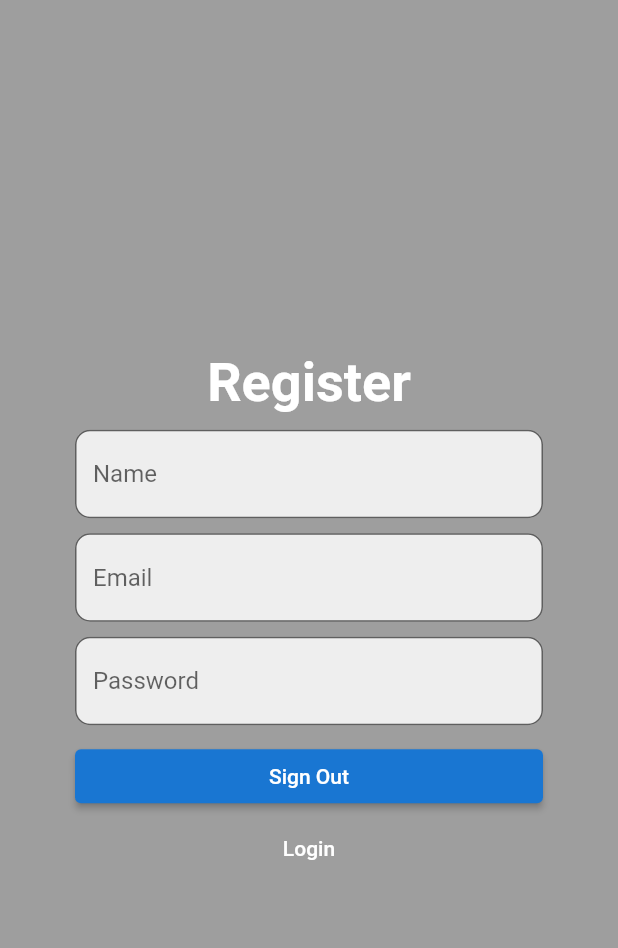
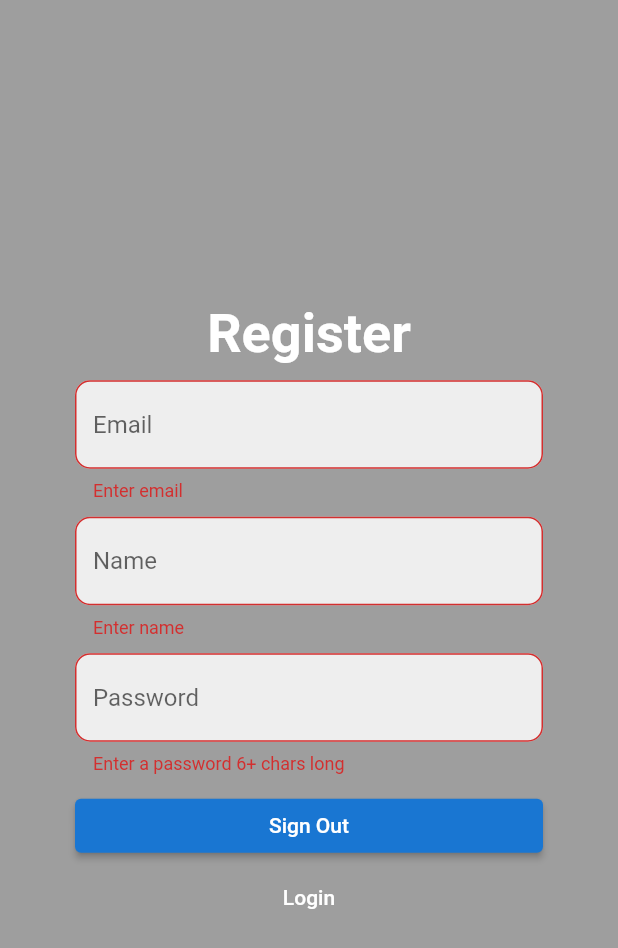
Before and after one commit to Hacikes/mobileappDiplom, a Flutter app: the SignUp screen opened directly with empty values, after a tap on "Sign Out", on a phone screen of 412 x 824 dp. Shown: the top 948 px of the screen. Run offline on Flutter 3.47's test engine with Material 2 defaults, Android fonts, the phone set to English and light mode, and no system bars; our stand-ins replace cookie_jar.

Commit message:
Сделал экраны и функционал регистрации и авторизации. Надо добавить экран забыл пароль и соотв функционал и переход на домашний экран, после того, как ты авторизован

```diff
--- a/lib/screen/auth/sign_up.dart
+++ b/lib/screen/auth/sign_up.dart
@@ -4,10 +4,7 @@ import 'package:flutter/material.dart';
 import 'package:http/http.dart' as http;
 import 'dart:convert';
 import 'package:cookie_jar/cookie_jar.dart';
-
-// Глобальные переменные куки и user id для пользователя задаются тут
-String? cookieValue;
-int? userid;
+import 'package:mobile_app_diplom/services/sign_up.dart';
 
 class SignUp extends StatefulWidget {
   const SignUp({Key? key, required this.toggleView}) : super(key: key);
@@ -20,9 +17,11 @@ class SignUp extends StatefulWidget {
 
 class _SignUpState extends State<SignUp> {
 
+  final _formKey = GlobalKey<FormState>();
+
   // Вводимые при регистрации поля
+  String email = '';
   String username = '';
-  String email = '';
   String password = '';
 
   @override
@@ -32,6 +31,7 @@ class _SignUpState extends State<SignUp> {
       body: Container(
         padding: EdgeInsets.symmetric(vertical: 20.0, horizontal: 50.0),
         child: Form(
+          key: _formKey,
           child: Column(
             mainAxisAlignment: MainAxisAlignment.center,
             crossAxisAlignment: CrossAxisAlignment.stretch,
@@ -47,7 +47,29 @@ class _SignUpState extends State<SignUp> {
                 textAlign: TextAlign.center,
               ),
               SizedBox(height: 10.0,),
-              TextField(
+              TextFormField(
+                onChanged: (value) {
+                  setState(() {
+                    email = value;
+                  });
+                },
+                decoration: InputDecoration(
+                  border: OutlineInputBorder(
+                    borderSide: BorderSide(color: Colors.blue),
+                    borderRadius: BorderRadius.circular(10),
+                  ),
+                  focusedBorder: OutlineInputBorder(
+                    borderSide: BorderSide(color: Colors.blue),
+                    borderRadius: BorderRadius.circular(10),
+                  ),
+                  hintText: 'Email',
+                  filled: true,
+                  fillColor: Colors.grey[200],
+                ),
+                validator: (val) => val!.isEmpty ? 'Enter email': null,
+              ),
+              SizedBox(height: 10.0,),
+              TextFormField(
                 onChanged: (value) {
                   setState(() {
                     username = value;
@@ -66,30 +88,10 @@ class _SignUpState extends State<SignUp> {
                   filled: true,
                   fillColor: Colors.grey[200],
                 ),
+                validator: (val) => val!.isEmpty ? 'Enter name': null,
               ),
               SizedBox(height: 10.0,),
-              TextField(
-                onChanged: (value) {
-                  setState(() {
-                    email = value;
-                  });
-                },
-                decoration: InputDecoration(
-                  border: OutlineInputBorder(
-                    borderSide: BorderSide(color: Colors.blue),
-                    borderRadius: BorderRadius.circular(10),
-                  ),
-                  focusedBorder: OutlineInputBorder(
-                    borderSide: BorderSide(color: Colors.blue),
-                    borderRadius: BorderRadius.circular(10),
-                  ),
-                  hintText: 'Email',
-                  filled: true,
-                  fillColor: Colors.grey[200],
-                ),
-              ),
-              SizedBox(height: 10.0,),
-              TextField(
+              TextFormField(
                 onChanged: (value) {
                   setState(() {
                     password = value;
@@ -108,13 +110,18 @@ class _SignUpState extends State<SignUp> {
                   filled: true,
                   fillColor: Colors.grey[200],
                 ),
+                validator: (val) => val!.length < 6 ? 'Enter a password 6+ chars long': null,
               ),
               SizedBox(height: 10.0),
               ElevatedButton(
                 onPressed: () async {
-                  print(username);
-                  print(email);
-                  print(password);
+                  if(_formKey.currentState!.validate()){
+                    print(username);
+                    print(email);
+                    print(password);
+                    final signInService = SingUpService();
+                    await signInService.signIn(email, username, password);
+                  };
                 },
                 style: ElevatedButton.styleFrom(
                     backgroundColor: Colors.blue[700]
--- a/lib/services/sign_up.dart
+++ b/lib/services/sign_up.dart
@@ -0,0 +1,33 @@
+import 'package:flutter/material.dart';
+import 'package:http/http.dart' as http;
+import 'dart:convert';
+import 'package:cookie_jar/cookie_jar.dart';
+
+class SingUpService {
+
+  Future<void> signIn(String email, String username, String password) async {
+    final url = Uri.parse('http://80.90.179.158:9999/auth/register');
+    final headers = {
+      'accept': 'application/json',
+      'Content-Type': 'application/json',
+    };
+    final body = json.encode({
+      'email': email,
+      'username': username,
+      'password': password,
+      'is_active': true,
+      'is_verified': false,
+      'role_id': 1,
+    });
+    final response = await http.post(url, headers: headers, body: body);
+
+    if (response.statusCode == 200 || response.statusCode == 201) {
+      // Обработка успешного ответа
+      print('Успешный ответ: ${response.headers}');
+      print('Успешный ответ: ${response.body}');
+    } else {
+      // Обработка ошибки
+      print('Ошибка: ${response.statusCode}');
+    }
+  }
+}
```
Also changed, not shown: lib/screen/auth/sigh_in.dart (+19 -64 lines), lib/services/sign_in.dart (+4 -23 lines).
